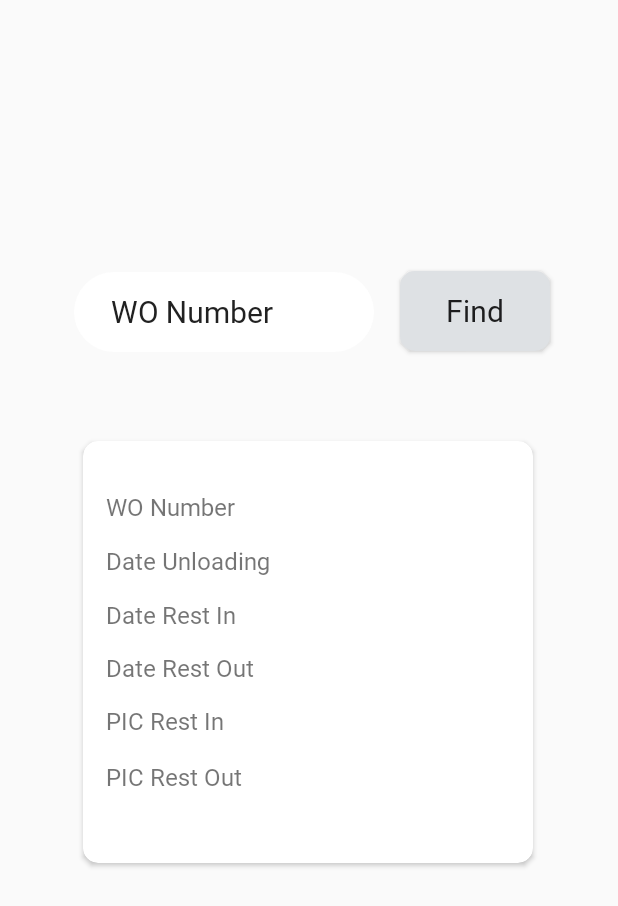
After one commit to mrzkybmsty/RESTApplication, an Android app: the ReportActivity screen opened directly, with no data from a screen before it, on a phone screen of 412 x 824 dp. The commit adds this screen. Shown: the top 906 px of the screen. Run offline under Robolectric (Android 15) with nearby library versions, the phone set to English and light mode, and no system bars.

Commit message:
Rest Out and Report XML

```diff
--- a/app/src/main/AndroidManifest.xml
+++ b/app/src/main/AndroidManifest.xml
@@ -18,7 +18,9 @@
         android:roundIcon="@mipmap/ic_launcher_round"
         android:supportsRtl="true"
         android:theme="@style/AppTheme">
-        <activity android:name=".ConfirmActivity"></activity>
+        <activity android:name=".RestOutActivity"></activity>
+        <activity android:name=".ReportActivity" />
+        <activity android:name=".ConfirmRestInActivity" />
         <activity
             android:name=".RestInActivity"
             android:theme="@style/Theme.AppCompat.Light">
--- /dev/null
+++ b/app/src/main/java/winteq/restapplication/ReportActivity.java
@@ -0,0 +1,14 @@
+package winteq.restapplication;
+
+import androidx.appcompat.app.AppCompatActivity;
+
+import android.os.Bundle;
+
+public class ReportActivity extends AppCompatActivity {
+
+    @Override
+    protected void onCreate(Bundle savedInstanceState) {
+        super.onCreate(savedInstanceState);
+        setContentView(R.layout.activity_report);
+    }
+}
--- a/app/src/main/java/winteq/restapplication/RestInActivity.java
+++ b/app/src/main/java/winteq/restapplication/RestInActivity.java
@@ -88,7 +88,7 @@ public class RestInActivity extends AppCompatActivity {
                     rack_id = obj.getString("rack_id");
 
                     if (rack_id.equals(rack_id_qr)) {
-                        Intent intent = ConfirmActivity.newIntent(RestInActivity.this, no_wo, category_name, wo_battery_amount, position, rack_id);
+                        Intent intent = ConfirmRestInActivity.newIntent(RestInActivity.this, no_wo, category_name, wo_battery_amount, position, rack_id);
                         startActivity(intent);
                     } else {
                         Toast.makeText(RestInActivity.this, "Invalid rack position, Please try again", Toast.LENGTH_LONG).show();
--- /dev/null
+++ b/app/src/main/res/drawable/default_edittext.xml
@@ -0,0 +1,8 @@
+<?xml version="1.0" encoding="utf-8"?>
+<shape android:shape="rectangle"
+    xmlns:android="http://schemas.android.com/apk/res/android">
+
+    <solid android:color="@color/white"/>
+    <corners android:radius="30dp"/>
+    <padding android:left="25sp"/>
+</shape>
--- a/app/src/main/res/layout/activity_confirm.xml
+++ b/app/src/main/res/layout/activity_confirm_rest_in.xml
@@ -4,7 +4,7 @@
     xmlns:tools="http://schemas.android.com/tools"
     android:layout_width="match_parent"
     android:layout_height="match_parent"
-    tools:context=".ConfirmActivity">
+    tools:context=".ConfirmRestInActivity">
 
     <TextView
         android:id="@+id/textView10"
--- /dev/null
+++ b/app/src/main/res/layout/activity_report.xml
@@ -0,0 +1,219 @@
+<?xml version="1.0" encoding="utf-8"?>
+<androidx.constraintlayout.widget.ConstraintLayout xmlns:android="http://schemas.android.com/apk/res/android"
+    xmlns:app="http://schemas.android.com/apk/res-auto"
+    xmlns:tools="http://schemas.android.com/tools"
+    android:layout_width="match_parent"
+    android:layout_height="match_parent"
+    tools:context=".ReportActivity">
+
+    <EditText
+        android:id="@+id/txtWOReport"
+        android:layout_width="200dp"
+        android:layout_height="53dp"
+        android:background="@drawable/default_edittext"
+        android:fontFamily="@font/light"
+        android:text="@string/wo_number"
+        android:textSize="20sp"
+        app:layout_constraintBottom_toBottomOf="parent"
+        app:layout_constraintEnd_toEndOf="parent"
+        app:layout_constraintHorizontal_bias="0.232"
+        app:layout_constraintStart_toStartOf="parent"
+        app:layout_constraintTop_toTopOf="parent"
+        app:layout_constraintVertical_bias="0.235" />
+
+    <Button
+        android:id="@+id/btnFindReport"
+        android:layout_width="100dp"
+        android:layout_height="53dp"
+        android:background="@drawable/button_standard"
+        android:fontFamily="@font/light"
+        android:text="@string/find"
+        android:textAllCaps="false"
+        android:textSize="20sp"
+        app:layout_constraintBottom_toBottomOf="parent"
+        app:layout_constraintEnd_toEndOf="parent"
+        app:layout_constraintHorizontal_bias="0.274"
+        app:layout_constraintStart_toEndOf="@+id/txtWOReport"
+        app:layout_constraintTop_toTopOf="parent"
+        app:layout_constraintVertical_bias="0.234" />
+
+    <androidx.cardview.widget.CardView
+        android:layout_width="300dp"
+        android:layout_height="281dp"
+        app:cardCornerRadius="10dp"
+        app:layout_constraintBottom_toBottomOf="parent"
+        app:layout_constraintEnd_toEndOf="parent"
+        app:layout_constraintHorizontal_bias="0.495"
+        app:layout_constraintStart_toStartOf="parent"
+        app:layout_constraintTop_toBottomOf="@+id/txtWOReport"
+        app:layout_constraintVertical_bias="0.193">
+
+        <androidx.constraintlayout.widget.ConstraintLayout
+            android:layout_width="match_parent"
+            android:layout_height="match_parent">
+
+            <TextView
+                android:id="@+id/textView15"
+                android:layout_width="wrap_content"
+                android:layout_height="wrap_content"
+                android:fontFamily="@font/thin"
+                android:text="@string/wo_number"
+                android:textSize="16sp"
+                app:layout_constraintBottom_toBottomOf="parent"
+                app:layout_constraintEnd_toEndOf="parent"
+                app:layout_constraintHorizontal_bias="0.073"
+                app:layout_constraintStart_toStartOf="parent"
+                app:layout_constraintTop_toTopOf="parent"
+                app:layout_constraintVertical_bias="0.127" />
+
+            <TextView
+                android:id="@+id/textView16"
+                android:layout_width="wrap_content"
+                android:layout_height="wrap_content"
+                android:fontFamily="@font/thin"
+                android:text="@string/date_unload"
+                android:textSize="16sp"
+                app:layout_constraintBottom_toBottomOf="parent"
+                app:layout_constraintEnd_toEndOf="parent"
+                app:layout_constraintHorizontal_bias="0.079"
+                app:layout_constraintStart_toStartOf="parent"
+                app:layout_constraintTop_toBottomOf="@+id/textView15"
+                app:layout_constraintVertical_bias="0.068" />
+
+            <TextView
+                android:id="@+id/textView17"
+                android:layout_width="wrap_content"
+                android:layout_height="wrap_content"
+                android:fontFamily="@font/thin"
+                android:text="@string/date_rest_in"
+                android:textSize="16sp"
+                app:layout_constraintBottom_toBottomOf="parent"
+                app:layout_constraintEnd_toEndOf="parent"
+                app:layout_constraintHorizontal_bias="0.071"
+                app:layout_constraintStart_toStartOf="parent"
+                app:layout_constraintTop_toBottomOf="@+id/textView16"
+                app:layout_constraintVertical_bias="0.083" />
+
+            <TextView
+                android:id="@+id/textView18"
+                android:layout_width="wrap_content"
+                android:layout_height="wrap_content"
+                android:fontFamily="@font/thin"
+                android:text="@string/date_rest_out"
+                android:textSize="16sp"
+                app:layout_constraintBottom_toBottomOf="parent"
+                app:layout_constraintEnd_toEndOf="parent"
+                app:layout_constraintHorizontal_bias="0.075"
+                app:layout_constraintStart_toStartOf="parent"
+                app:layout_constraintTop_toBottomOf="@+id/textView17"
+                app:layout_constraintVertical_bias="0.098" />
+
+            <TextView
+                android:id="@+id/textView19"
+                android:layout_width="wrap_content"
+                android:layout_height="wrap_content"
+                android:fontFamily="@font/thin"
+                android:text="@string/pic_rest_in"
+                android:textSize="16sp"
+                app:layout_constraintBottom_toBottomOf="parent"
+                app:layout_constraintEnd_toEndOf="parent"
+                app:layout_constraintHorizontal_bias="0.068"
+                app:layout_constraintStart_toStartOf="parent"
+                app:layout_constraintTop_toBottomOf="@+id/textView18"
+                app:layout_constraintVertical_bias="0.135" />
+
+            <TextView
+                android:id="@+id/textView20"
+                android:layout_width="wrap_content"
+                android:layout_height="wrap_content"
+                android:fontFamily="@font/thin"
+                android:text="@string/pic_rest_out"
+                android:textSize="16sp"
+                app:layout_constraintBottom_toBottomOf="parent"
+                app:layout_constraintEnd_toEndOf="parent"
+                app:layout_constraintHorizontal_bias="0.072"
+                app:layout_constraintStart_toStartOf="parent"
+                app:layout_constraintTop_toBottomOf="@+id/textView19"
+                app:layout_constraintVertical_bias="0.245" />
+
+            <TextView
+                android:id="@+id/tvWO"
+                android:layout_width="wrap_content"
+                android:layout_height="wrap_content"
+                android:fontFamily="@font/thin"
+                android:textSize="16sp"
+                app:layout_constraintBottom_toBottomOf="parent"
+                app:layout_constraintEnd_toEndOf="parent"
+                app:layout_constraintHorizontal_bias="0.261"
+                app:layout_constraintStart_toEndOf="@+id/textView15"
+                app:layout_constraintTop_toTopOf="parent"
+                app:layout_constraintVertical_bias="0.127" />
+
+            <TextView
+                android:id="@+id/tvDateUnload"
+                android:layout_width="wrap_content"
+                android:layout_height="wrap_content"
+                android:fontFamily="@font/thin"
+                android:textSize="16sp"
+                app:layout_constraintBottom_toBottomOf="parent"
+                app:layout_constraintEnd_toEndOf="parent"
+                app:layout_constraintHorizontal_bias="0.193"
+                app:layout_constraintStart_toEndOf="@+id/textView16"
+                app:layout_constraintTop_toBottomOf="@+id/tvWO"
+                app:layout_constraintVertical_bias="0.068" />
+
+            <TextView
+                android:id="@+id/tvDateRestIn"
+                android:layout_width="wrap_content"
+                android:layout_height="wrap_content"
+                android:fontFamily="@font/thin"
+                android:textSize="16sp"
+                app:layout_constraintBottom_toBottomOf="parent"
+                app:layout_constraintEnd_toEndOf="parent"
+                app:layout_constraintHorizontal_bias="0.278"
+                app:layout_constraintStart_toEndOf="@+id/textView17"
+                app:layout_constraintTop_toBottomOf="@+id/tvDateUnload"
+                app:layout_constraintVertical_bias="0.083" />
+
+            <TextView
+                android:id="@+id/tvDateRestOut"
+                android:layout_width="wrap_content"
+                android:layout_height="wrap_content"
+                android:fontFamily="@font/thin"
+                android:textSize="16sp"
+                app:layout_constraintBottom_toBottomOf="parent"
+                app:layout_constraintEnd_toEndOf="parent"
+                app:layout_constraintHorizontal_bias="0.23"
+                app:layout_constraintStart_toEndOf="@+id/textView18"
+                app:layout_constraintTop_toBottomOf="@+id/tvDateRestIn"
+                app:layout_constraintVertical_bias="0.106" />
+
+            <TextView
+                android:id="@+id/tcPicIn"
+                android:layout_width="wrap_content"
+                android:layout_height="wrap_content"
+                android:fontFamily="@font/thin"
+                android:textSize="16sp"
+                app:layout_constraintBottom_toBottomOf="parent"
+                app:layout_constraintEnd_toEndOf="parent"
+                app:layout_constraintHorizontal_bias="0.308"
+                app:layout_constraintStart_toEndOf="@+id/textView19"
+                app:layout_constraintTop_toBottomOf="@+id/tvDateRestOut"
+                app:layout_constraintVertical_bias="0.126" />
+
+            <TextView
+                android:id="@+id/tvPicOut"
+                android:layout_width="wrap_content"
+                android:layout_height="wrap_content"
+                android:fontFamily="@font/thin"
+                android:textSize="16sp"
+                app:layout_constraintBottom_toBottomOf="parent"
+                app:layout_constraintEnd_toEndOf="parent"
+                app:layout_constraintHorizontal_bias="0.268"
+                app:layout_constraintStart_toEndOf="@+id/textView20"
+                app:layout_constraintTop_toBottomOf="@+id/tcPicIn"
+                app:layout_constraintVertical_bias="0.245" />
+        </androidx.constraintlayout.widget.ConstraintLayout>
+    </androidx.cardview.widget.CardView>
+
+</androidx.constraintlayout.widget.ConstraintLayout>
--- a/app/src/main/res/values/strings.xml
+++ b/app/src/main/res/values/strings.xml
@@ -13,7 +13,7 @@
     <string name="rest_out">Rest Out</string>
     <string name="report">Report</string>
     <string name="verify">Verify Rack</string>
-    <string name="rescan">Re-scan QR</string>
+    <string name="scan">Scan QR</string>
     <string name="data">Your QR data</string>
     <string name="position">Your rack position</string>
     <string name="wo_number">WO Number</string>
@@ -25,4 +25,11 @@
     <string name="rack_position">Rack Position</string>
     <string name="success">Success</string>
     <string name="notification">Notification</string>
+    <string name="find">Find</string>
+    <string name="date_unload">Date Unloading</string>
+    <string name="date_rest_in">Date Rest In</string>
+    <string name="date_rest_out">Date Rest Out</string>
+    <string name="pic_rest_in">PIC Rest In</string>
+    <string name="pic_rest_out">PIC Rest Out</string>
+    <string name="take">Take Out</string>
 </resources>
```
Also changed, not shown: app/src/main/java/winteq/restapplication/ConfirmRestInActivity.java (renamed from app/src/main/java/winteq/restapplication/ConfirmActivity.java, +6 -7 lines), app/src/main/java/winteq/restapplication/RestOutActivity.java (added, +14 -0 lines), app/src/main/res/layout/activity_rest_out.xml (added, +166 -0 lines).
